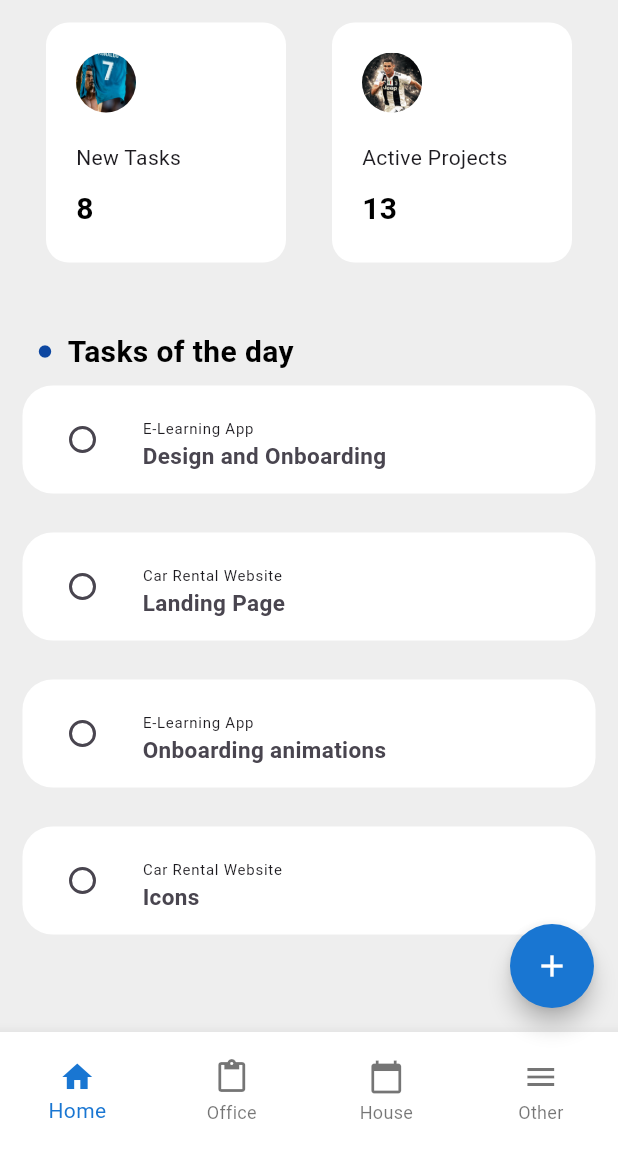
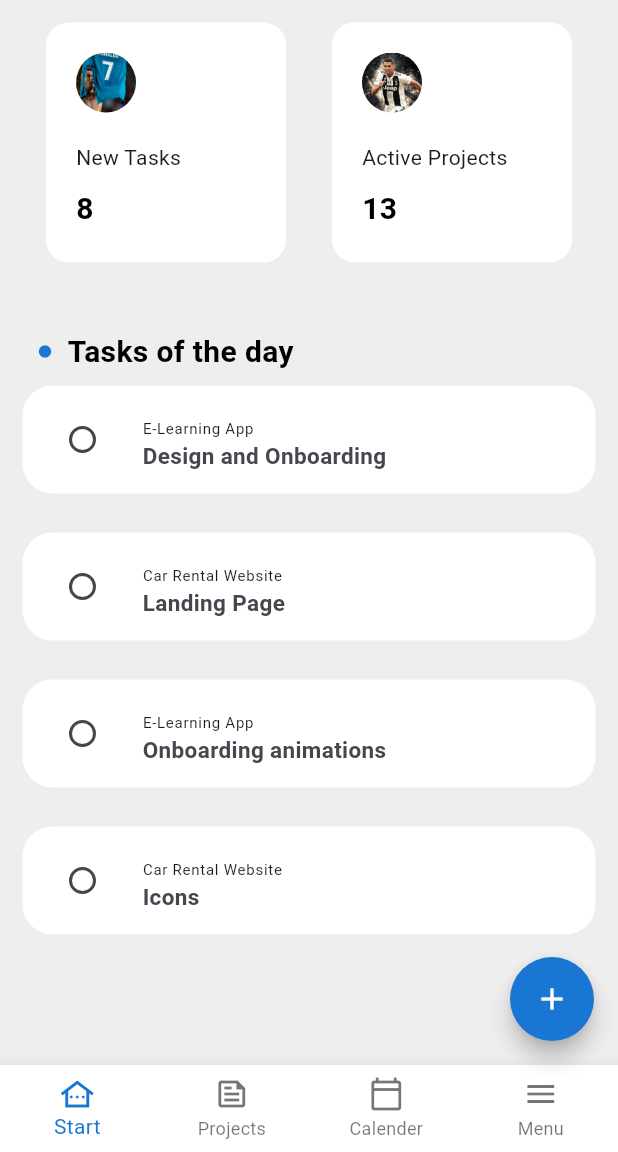
Before and after one commit to OlamideID/Kodecamp, a Flutter app: the KodeCamp screen opened directly, on a phone screen of 412 x 824 dp, the part 84-1236 px from its top. Run offline on Flutter 3.47's test engine with Material 3 defaults, Android fonts, the phone set to English and light mode, and no system bars; drawn by our look-alikes of flutter_speed_dial.

Commit message:
new changes

```diff
--- a/lib/main.dart
+++ b/lib/main.dart
@@ -51,6 +51,12 @@ class _KodeCampState extends State<KodeCamp> {
     );
   }
 
+  removeTask(Details details) {
+    setState(() {
+      dets.remove(details);
+    });
+  }
+
   List<Details> dets = [
     Details(
       type: 'E-Learning App',
@@ -64,10 +70,7 @@ class _KodeCampState extends State<KodeCamp> {
   @override
   Widget build(BuildContext context) {
     return Scaffold(
-      bottomNavigationBar: Container(
-        color: Colors.white,
-        height: 80,
-        child: BottomNavigationBar(
+      bottomNavigationBar: BottomNavigationBar(
         type: BottomNavigationBarType.fixed,
         backgroundColor: Colors.white,
         selectedItemColor: Colors.blue[700],
@@ -79,32 +82,35 @@ class _KodeCampState extends State<KodeCamp> {
         items: const [
           BottomNavigationBarItem(
             icon: Icon(
-                Icons.home,
+              Icons.other_houses_outlined,
               //color: Colors.black26,
             ),
-              label: 'Home',
+            label: 'Start',
           ),
           BottomNavigationBarItem(
               icon: Icon(
-                  Icons.paste,
+                Icons.feed_outlined,
                 //color: Colors.black,
               ),
-                label: 'Office'),
+              label: 'Projects'),
           BottomNavigationBarItem(
               icon: Icon(
-                  Icons.calendar_today,
+                Icons.calendar_today_outlined,
                 //color: Colors.black,
               ),
-                label: 'House'),
+              label: 'Calender'),
           BottomNavigationBarItem(
               icon: Icon(
                 Icons.menu,
                 //color: Colors.black,
               ),
-                label: 'Other'),
+              label: 'Menu'),
         ],
+        selectedLabelStyle: const TextStyle(color: Color(0xFF4959F4)),
+        unselectedLabelStyle: TextStyle(color: Colors.black),
+        unselectedItemColor: Colors.black54,
+        showSelectedLabels: true,
         currentIndex: _currentindex,
-        ),
       ),
       floatingActionButton: SpeedDial(
         activeChild: const Icon(Icons.close),
@@ -173,6 +179,7 @@ class _KodeCampState extends State<KodeCamp> {
       ),
       body: [
         MyWidget(
+          removeTask: removeTask,
           samuel: dets,
         ),
         const Hiiiii(),
--- a/lib/pages/mainpage.dart
+++ b/lib/pages/mainpage.dart
@@ -5,11 +5,14 @@ import 'package:kodecamp2/stacks.dart';
 import 'package:kodecamp2/styledtext.dart';
 
 class MyWidget extends StatelessWidget {
+  final void Function(Details details) removeTask;
   final List<Details> samuel;
-  const MyWidget({super.key, required this.samuel});
+  const MyWidget({super.key, required this.samuel, required this.removeTask});
 
   @override
   Widget build(BuildContext context) {
+
+
     return Scaffold(
       backgroundColor: Colors.grey[200],
       body: Column(
@@ -27,7 +30,7 @@ class MyWidget extends StatelessWidget {
               ),
               Icon(
                 Icons.circle,
-                color: Colors.blue[900],
+                color: samuel.isEmpty ? Colors.transparent : Colors.blue[700],
                 size: 10,
               ),
               const SizedBox(
@@ -53,6 +56,20 @@ class MyWidget extends StatelessWidget {
                   decoration: BoxDecoration(
                       color: Colors.white,
                       borderRadius: BorderRadius.circular(20)),
+                  child: Dismissible(
+                    background: Container(
+                      decoration: BoxDecoration(
+                          borderRadius: BorderRadius.circular(20),
+                          color: Colors.redAccent),
+                      child: const Icon(
+                        Icons.delete,
+                        color: Colors.white,
+                      ),
+                    ),
+                    key: ValueKey(product),
+                    onDismissed: (direction) {
+                      removeTask(product);
+                    },
                     child: ListTile(
                       leading: const Checked(),
                       title: Text(
@@ -66,6 +83,7 @@ class MyWidget extends StatelessWidget {
                       ),
                     ),
                   ),
+                ),
               );
             },
           ))
--- a/lib/stacks.dart
+++ b/lib/stacks.dart
@@ -60,9 +60,7 @@ class MiniCircle extends StatelessWidget {
           const SizedBox(
             height: 10,
           ),
-          styledtext(span)
-          ,
-          SizedBox(height: 10,)
+          styledtext(span),
         ],
       ),
     );
```
Lines whose indentation alone changed are shown as unchanged.
